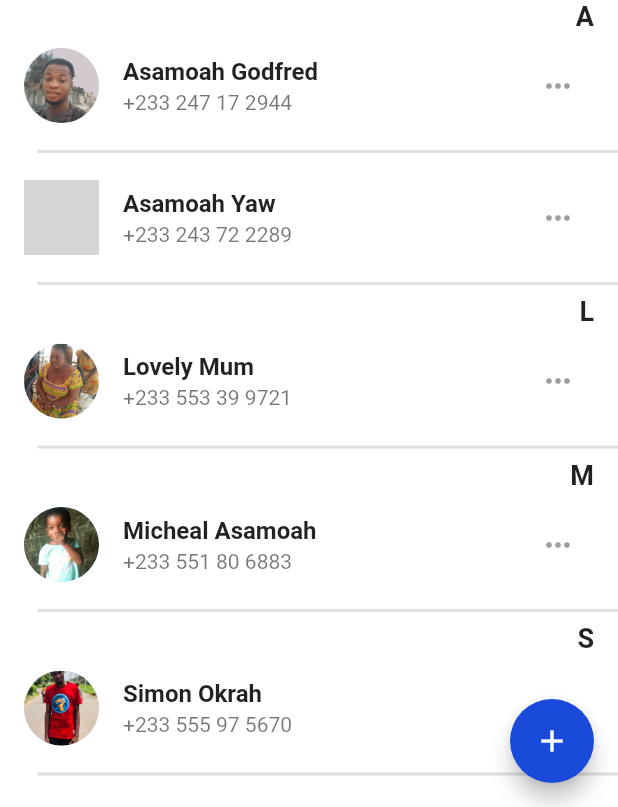
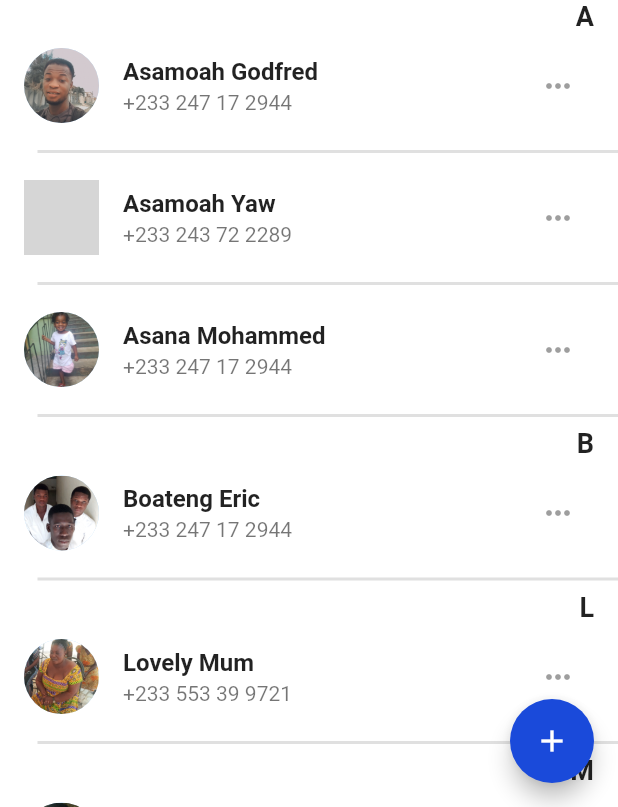
Before and after one commit to asamoah-fred/My-Contact-App, a Flutter app: the screen it shows after launch, on a phone screen of 412 x 824 dp, the part 429-1236 px from its top. Run offline on Flutter 3.47's test engine with Material 2 defaults, Android fonts, the phone set to English and light mode, and no system bars; drawn by our look-alikes of grouped_list; grey boxes are pictures that could not be loaded.

Commit message:
HomeView.dart

```diff
--- a/lib/home_view.dart
+++ b/lib/home_view.dart
@@ -30,7 +30,7 @@ class Homeview extends StatelessWidget {
       "name": "Lovely Mum",
       "phone": "+233 553 39 9721",
       "email": "lydiaosei@gmail.com",
-      "region": "Kumasi",
+      "region": "Ashanti Region",
       "country": "Ghana",
       "picture": "assets/mum.jpg"
     },
@@ -46,9 +46,25 @@ class Homeview extends StatelessWidget {
       "name": "Asamoah Godfred",
       "phone": "+233 247 17 2944",
       "email": "asamoahgodfred42@gmail.com",
-      "region": "Western RegionGhana",
+      "region": "Western Region",
       "country": "Ghana",
       "picture": "assets/me.jpg"
+    },
+    {
+      "name": "Boateng Eric",
+      "phone": "+233 247 17 2944",
+      "email": "boatengeric432@gmail.com",
+      "region": "Eastern Region",
+      "country": "Ghana",
+      "picture": "assets/fam.jpg"
+    },
+    {
+      "name": "Asana Mohammed",
+      "phone": "+233 247 17 2944",
+      "email": "asamoahgodfred42@gmail.com",
+      "region": "Ashanti Region",
+      "country": "Ghana",
+      "picture": "assets/ruth.jpg"
     },
   ];
   @override
```
